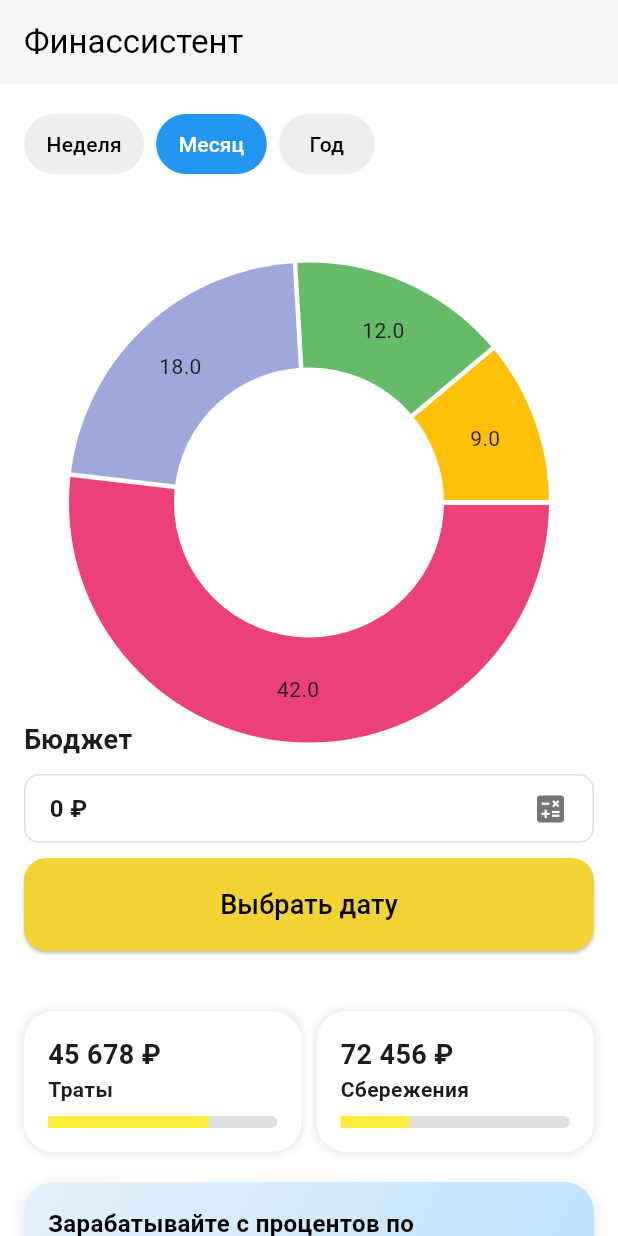
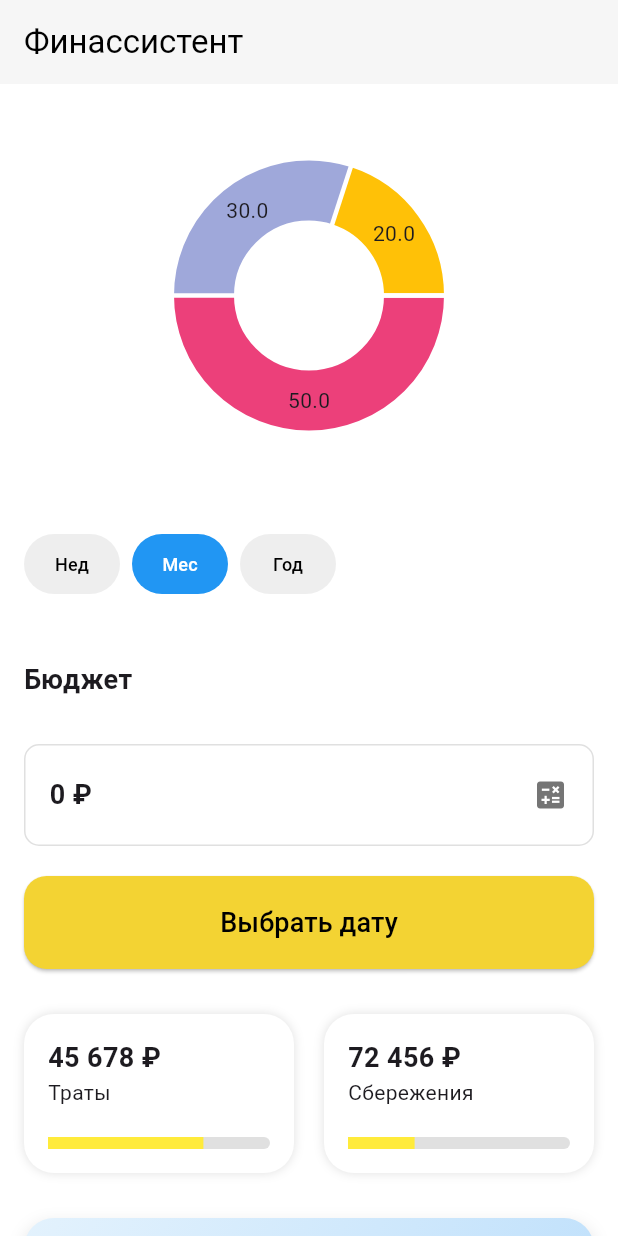
Before and after one commit to ArtemSorin/FinancialAssistant, a Flutter app: the screen it shows after launch, on a phone screen of 412 x 824 dp. Run offline on Flutter 3.47's test engine with Material 3 defaults, Android fonts, the phone set to English and light mode, and no system bars; drawn by our look-alikes of fl_chart.

```diff
--- a/lib/presentation/screens/home_screen.dart
+++ b/lib/presentation/screens/home_screen.dart
@@ -33,17 +33,6 @@ class HomeScreen extends StatelessWidget {
           child: Column(
             crossAxisAlignment: CrossAxisAlignment.start,
             children: [
-              // Кнопки временных периодов
-              Row(
-                children: [
-                  _buildTimePeriodButton('Неделя'),
-                  const SizedBox(width: 8),
-                  _buildTimePeriodButton('Месяц', isSelected: true),
-                  const SizedBox(width: 8),
-                  _buildTimePeriodButton('Год'),
-                ],
-              ),
-              const SizedBox(height: 90),
               // Круговая диаграмма
               Center(
                 child: SizedBox(
@@ -53,41 +42,48 @@ class HomeScreen extends StatelessWidget {
                       sections: [
                         PieChartSectionData(
                           color: const Color(0xFFEC407A),
-                          value: 42,
-                          radius: 70,
+                          value: 50,
+                          radius: 40,
                         ),
                         PieChartSectionData(
                           color: const Color(0xFF9FA8DA),
-                          value: 18,
-                          radius: 70,
-                        ),
-                        PieChartSectionData(
-                          color: const Color(0xFF66BB6A),
-                          value: 12,
-                          radius: 70,
+                          value: 30,
+                          radius: 40,
                         ),
                         PieChartSectionData(
                           color: const Color(0xFFFFC107),
-                          value: 9,
-                          radius: 70,
+                          value: 20,
+                          radius: 40,
                         ),
                       ],
-                      centerSpaceRadius: 90,
+                      centerSpaceRadius: 50,
                       sectionsSpace: 3,
                     ),
                   ),
                 ),
               ),
-              const SizedBox(height: 20),
+              const SizedBox(height: 30),
+              // Кнопки временных периодов
+              Row(
+                mainAxisAlignment: MainAxisAlignment.start,
+                children: [
+                  _buildTimePeriodButton('Нед'),
+                  const SizedBox(width: 8),
+                  _buildTimePeriodButton('Мес', isSelected: true),
+                  const SizedBox(width: 8),
+                  _buildTimePeriodButton('Год'),
+                ],
+              ),
+              const SizedBox(height: 40),
               // Секция "Бюджет"
               const Text(
                 'Бюджет',
                 style: TextStyle(fontSize: 18, fontWeight: FontWeight.bold),
               ),
-              const SizedBox(height: 10),
+              const SizedBox(height: 30),
               Container(
                 padding:
-                    const EdgeInsets.symmetric(horizontal: 16, vertical: 10),
+                    const EdgeInsets.symmetric(horizontal: 16, vertical: 20),
                 decoration: BoxDecoration(
                   border: Border.all(color: Colors.grey.shade300),
                   borderRadius: BorderRadius.circular(10),
@@ -98,13 +94,13 @@ class HomeScreen extends StatelessWidget {
                     const Text(
                       '0 ₽',
                       style:
-                          TextStyle(fontSize: 16, fontWeight: FontWeight.bold),
+                          TextStyle(fontSize: 18, fontWeight: FontWeight.bold),
                     ),
                     Icon(Icons.calculate, color: Colors.grey.shade600),
                   ],
                 ),
               ),
-              const SizedBox(height: 10),
+              const SizedBox(height: 20),
               SizedBox(
                 width: double.infinity,
                 child: ElevatedButton(
@@ -129,7 +125,7 @@ class HomeScreen extends StatelessWidget {
                   ),
                 ),
               ),
-              const SizedBox(height: 40),
+              const SizedBox(height: 30),
               Row(
                 children: [
                   Expanded(
@@ -139,7 +135,7 @@ class HomeScreen extends StatelessWidget {
                       '45 678 ₽',
                     ),
                   ),
-                  const SizedBox(width: 10),
+                  const SizedBox(width: 20),
                   Expanded(
                     child: _buildFinancialContainer(
                       'Сбережения',
@@ -149,7 +145,7 @@ class HomeScreen extends StatelessWidget {
                   ),
                 ],
               ),
-              const SizedBox(height: 20),
+              const SizedBox(height: 30),
               Row(
                 children: [
                   Expanded(
@@ -172,7 +168,7 @@ class HomeScreen extends StatelessWidget {
                   ),
                 ],
               ),
-              const SizedBox(height: 10),
+              const SizedBox(height: 20),
               SizedBox(
                 width: double.infinity,
                 child: TextButton(
@@ -192,7 +188,7 @@ class HomeScreen extends StatelessWidget {
                   ),
                 ),
               ),
-              const SizedBox(height: 20),
+              const SizedBox(height: 40),
               Row(
                 mainAxisAlignment: MainAxisAlignment.spaceBetween,
                 children: [
@@ -235,13 +231,16 @@ class HomeScreen extends StatelessWidget {
         shape: RoundedRectangleBorder(
           borderRadius: BorderRadius.circular(20),
         ),
-        padding: const EdgeInsets.symmetric(horizontal: 15, vertical: 10),
+        padding: const EdgeInsets.symmetric(horizontal: 15, vertical: 5),
         backgroundColor: isSelected ? Colors.blue : Colors.grey.shade200,
       ),
       onPressed: () {},
       child: Text(
         label,
-        style: TextStyle(color: isSelected ? Colors.white : Colors.black),
+        style: TextStyle(
+          color: isSelected ? Colors.white : Colors.black,
+          fontSize: 12, // Измененный размер шрифта
+        ),
       ),
     );
   }
@@ -266,9 +265,9 @@ class HomeScreen extends StatelessWidget {
           ),
           Text(
             label,
-            style: const TextStyle(fontSize: 14, fontWeight: FontWeight.bold),
+            style: const TextStyle(fontSize: 14, fontWeight: FontWeight.normal),
           ),
-          const SizedBox(height: 8),
+          const SizedBox(height: 20),
           Container(
             height: 8,
             width: double.infinity,
--- a/lib/presentation/widgets/transaction_card.dart
+++ b/lib/presentation/widgets/transaction_card.dart
@@ -19,8 +19,8 @@ class TransactionItem extends StatelessWidget {
         transaction.amount,
         style: TextStyle(
           fontSize: 14,
-          fontWeight: FontWeight.bold,
-          color: transaction.isIncome ? Colors.green : Colors.red,
+          fontWeight: FontWeight.normal,
+          color: Colors.grey,
         ),
       ),
     );
```
